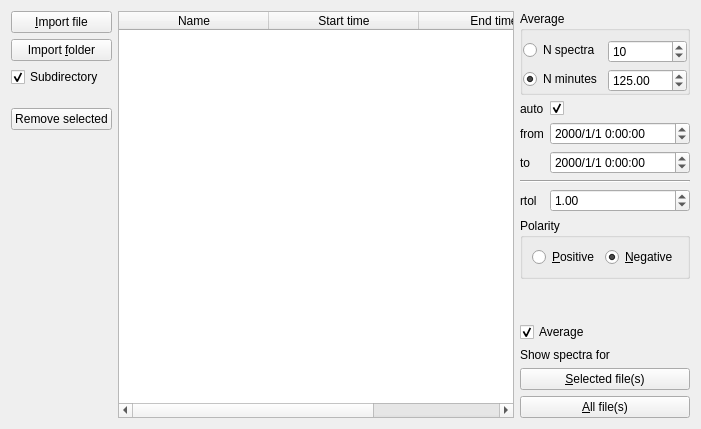
Old version of the form Orbitool/UI/File.ui in the repository l460289052/Orbitool.
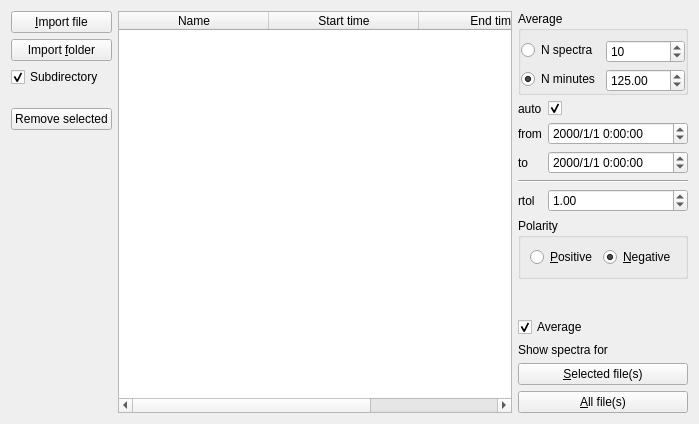
New version of the form.

Patch:
```diff
--- a/Orbitool/UI/File.ui
+++ b/Orbitool/UI/File.ui
@@ -6,8 +6,8 @@
    <rect>
     <x>0</x>
     <y>0</y>
-    <width>701</width>
-    <height>429</height>
+    <width>699</width>
+    <height>424</height>
    </rect>
   </property>
   <property name="windowTitle">
@@ -183,6 +183,9 @@
           </property>
           <item row="0" column="0">
            <widget class="QRadioButton" name="nSpectraRadioButton">
+            <property name="enabled">
+             <bool>true</bool>
+            </property>
             <property name="text">
              <string>N spectra</string>
             </property>
```
